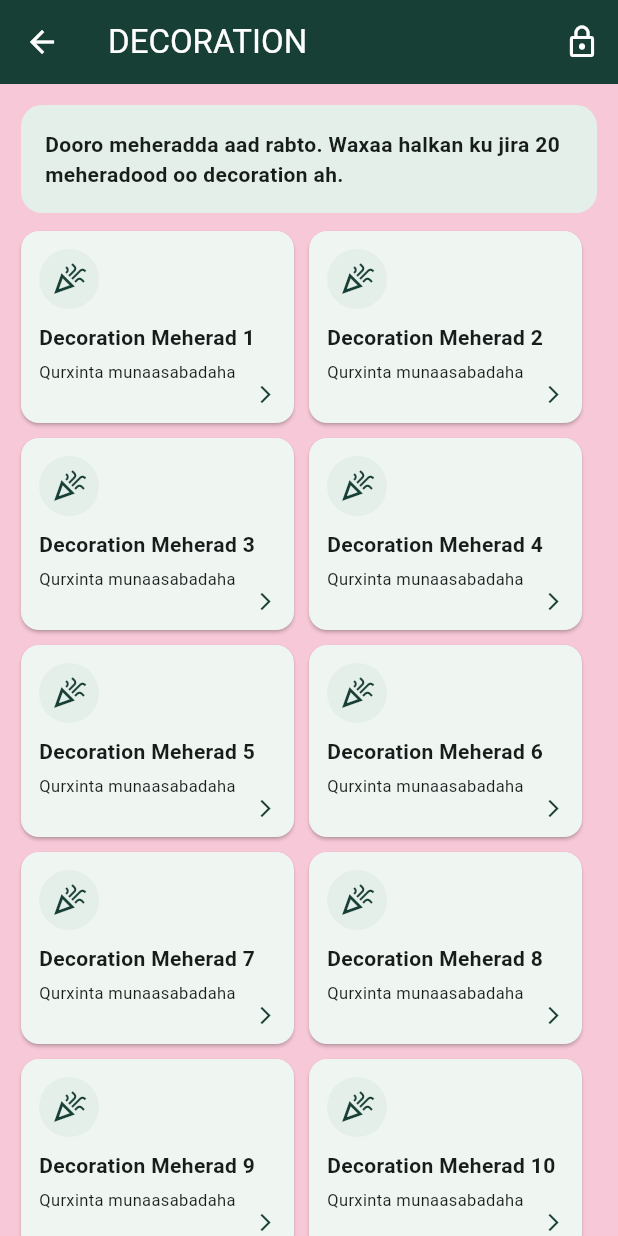
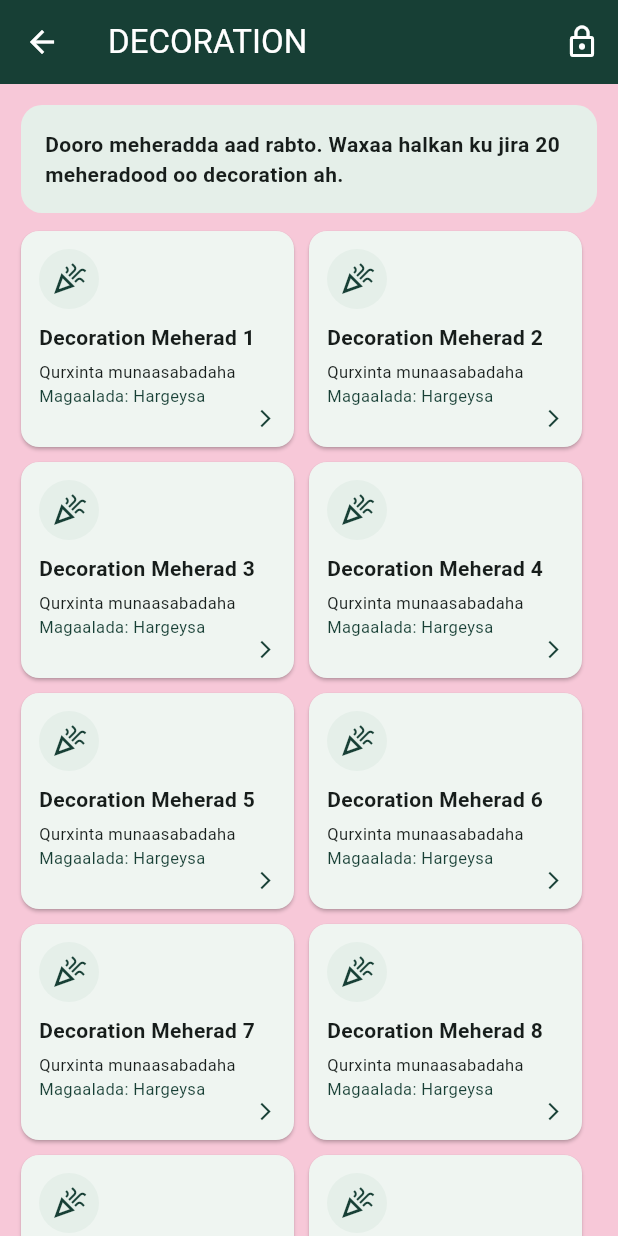
Before and after one commit to hakiemi277-hash/Salon-Booking, a Flutter app: the HomePage screen opened directly, after a tap on "SALON", after a tap on "CAKES", after a tap on "DECORATION", on a phone screen of 412 x 824 dp. Run offline on Flutter 3.47's test engine with Material 3 defaults, Android fonts, the phone set to English and light mode, and no system bars; our stand-ins replace shared_preferences; accounts and stored records are empty; network calls fail.

Commit message:
Add city selection and city-based merchant filtering

```diff
--- a/lib/main.dart
+++ b/lib/main.dart
@@ -305,6 +305,9 @@ class HomePage extends StatefulWidget {
 }
 class _HomePageState extends State<HomePage> {
   bool admin = false;
+  String selectedCity = 'Hargeysa';
+  static const List<String> activeCities = ['Hargeysa', 'Burco'];
+  static const List<String> upcomingCities = ['Boorama', 'Berbera', 'Ceerigaabo', 'Gebiley'];
 
   String? adminToken;
   List<Map<String,dynamic>> featured=[];
@@ -314,7 +317,7 @@ class _HomePageState extends State<HomePage> {
   Timer? featuredTimer;
   @override
   void initState(){
-    super.initState(); loadFeatured();
+    super.initState(); loadFeatured(); loadSelectedCity();
     featuredTimer=Timer.periodic(const Duration(seconds:3),(_){
       if(!mounted||featured.length<2||!featuredController.hasClients)return;
       featuredPage=(featuredPage+1)%featured.length;
@@ -323,6 +326,11 @@ class _HomePageState extends State<HomePage> {
   }
   @override
   void dispose(){featuredTimer?.cancel();featuredController.dispose();super.dispose();}
+  Future<void> loadSelectedCity() async {final p=await SharedPreferences.getInstance();final saved=p.getString('selected_city');if(mounted&&activeCities.contains(saved))setState(()=>selectedCity=saved!);}
+  Future<void> chooseCity() async {
+    final value=await showDialog<String>(context:context,builder:(ctx)=>AlertDialog(title:const Text('Dooro magaaladaada'),content:Column(mainAxisSize:MainAxisSize.min,children:[const Text('Magaalooyinka shaqaynaya'),...activeCities.map((city)=>ListTile(leading:const Icon(Icons.location_city,color:green),title:Text(city),onTap:()=>Navigator.pop(ctx,city))),const Divider(),const Text('Weli lama diiwaangelin'),...upcomingCities.map((city)=>ListTile(enabled:false,leading:const Icon(Icons.lock_outline),title:Text(city),subtitle:const Text('Dib ayaa loogu dari doonaa')))])));
+    if(value==null)return;final p=await SharedPreferences.getInstance();await p.setString('selected_city',value);if(mounted)setState(()=>selectedCity=value);
+  }
   final Map<String,String> categoryImageUrls={};
   final Map<String,String> categoryImageIds={};
   static const String categoryImageMarker='__CATEGORY_IMAGE__';
@@ -493,6 +501,7 @@ class _HomePageState extends State<HomePage> {
           Text('Quruxdaada, hal meel.', style: TextStyle(color: Colors.white, fontSize: 23, fontWeight: FontWeight.bold)),
           SizedBox(height: 8), Text('Dooro qaybta aad u baahan tahay.', style: TextStyle(color: Colors.white))])),
       const SizedBox(height: 16),
+      Card(child:ListTile(leading:const Icon(Icons.location_on,color:green),title:const Text('Magaaladaada'),subtitle:Text(selectedCity,style:const TextStyle(fontWeight:FontWeight.bold,color:green)),trailing:const Icon(Icons.keyboard_arrow_down),onTap:chooseCity)),
       featuredSection(),
       const SizedBox(height: 12),
       GridView.count(
@@ -510,7 +519,9 @@ class _HomePageState extends State<HomePage> {
         const Text('BALLAN QABSO — SALON', style: TextStyle(fontSize: 20, fontWeight: FontWeight.bold, color: green)),
         const SizedBox(height: 6), const Text('SALON-LADA', style: TextStyle(fontSize: 17, fontWeight: FontWeight.bold)),
         const SizedBox(height: 8), OutlinedButton.icon(onPressed:()=>Navigator.push(context,MaterialPageRoute(builder:(_)=>const FullPackagesPage(category:'SALON'))),icon:const Icon(Icons.inventory_2),label:const Text('FULL PACKAGE')),
-        const SizedBox(height: 10), Wrap(spacing: 10, runSpacing: 10, children: List.generate(salons.length, (i) => SizedBox(width: (MediaQuery.of(context).size.width - 48) / 2, child: salonCard(i)))),
+        const SizedBox(height: 10),
+        if(salons.where((s)=>s.location.trim().toLowerCase()==selectedCity.toLowerCase()).isEmpty) Padding(padding:const EdgeInsets.all(18),child:Text('Magaalada $selectedCity weli lagama diiwaangelin meherado salon ah.',textAlign:TextAlign.center))
+        else Wrap(spacing:10,runSpacing:10,children:salons.asMap().entries.where((e)=>e.value.location.trim().toLowerCase()==selectedCity.toLowerCase()).map((e)=>SizedBox(width:(MediaQuery.of(context).size.width-48)/2,child:salonCard(e.key))).toList()),
       ],
       if (selectedSection == 1) ...[
         const SizedBox(height: 20),
@@ -533,7 +544,7 @@ class _HomePageState extends State<HomePage> {
         const SizedBox(height: 8),
         OutlinedButton.icon(onPressed:()=>Navigator.push(context,MaterialPageRoute(builder:(_)=>const FullPackagesPage(category:'KIRAYSO'))),icon:const Icon(Icons.inventory_2),label:const Text('FULL PACKAGE')),
         actionCard('SAD RENTAL, TAASH, TOOBKA MEHERKA, SUBEECIYAD', 'KIRAYSO', Icons.checkroom,
-          () => Navigator.push(context, MaterialPageRoute(builder: (_) => const RentalPage()))),
+          () => Navigator.push(context, MaterialPageRoute(builder: (_) => RentalPage(city:selectedCity)))),
       ],
       if (admin) const Padding(padding: EdgeInsets.only(top: 15), child: Text('ADMIN DEMO: isbeddelladani qalabka oo keliya ayay ku jiraan; database/server wali lama xirin.', style: TextStyle(color: Colors.deepOrange, fontSize: 12))),
     ]));
@@ -542,7 +553,7 @@ class _HomePageState extends State<HomePage> {
     return InkWell(
       onTap: () {
         if (index == 2) {
-          Navigator.push(context, MaterialPageRoute(builder: (_) => const ProviderDirectoryPage(title: 'DECORATION', isCake: false)));
+          Navigator.push(context, MaterialPageRoute(builder: (_) => const ProviderDirectoryPage(title: 'DECORATION', isCake: false, city:selectedCity)));
           return;
         }
         setState(() => selectedSection = selectedSection == index ? -1 : index);
@@ -622,7 +633,7 @@ class _HomePageState extends State<HomePage> {
     clipBehavior: Clip.antiAlias,
     child: InkWell(
       onTap: () => Navigator.push(context, MaterialPageRoute(
-        builder: (_) => ProviderDirectoryPage(title: title, isCake: isCake))),
+        builder: (_) => ProviderDirectoryPage(title: title, isCake: isCake, city:selectedCity))),
       child: Padding(padding: const EdgeInsets.all(16), child: Row(children: [
         Container(width: 58, height: 58, decoration: BoxDecoration(color: pink, borderRadius: BorderRadius.circular(14)),
           child: Icon(icon, color: green, size: 32)),
@@ -643,15 +654,17 @@ class _HomePageState extends State<HomePage> {
 }
 
 class ProviderDirectoryPage extends StatefulWidget {
-  const ProviderDirectoryPage({super.key, required this.title, required this.isCake});
+  const ProviderDirectoryPage({super.key, required this.title, required this.isCake, required this.city});
   final String title;
   final bool isCake;
+  final String city;
   @override
   State<ProviderDirectoryPage> createState() => _ProviderDirectoryPageState();
 }
 class _ProviderDirectoryPageState extends State<ProviderDirectoryPage> {
   bool adminMode = false;
   Map<String, String> numbers = {};
+  Map<String, String> providerCities = {};
   List<String> get providers => List<String>.generate(20, (i) =>
     widget.isCake ? 'Cake Meherad ' + (i + 1).toString() : 'Decoration Meherad ' + (i + 1).toString());
   String get storageKey => widget.isCake ? 'cake_provider_whatsapp' : 'decoration_provider_whatsapp';
@@ -659,11 +672,19 @@ class _ProviderDirectoryPageState extends State<ProviderDirectoryPage> {
   void initState() { super.initState(); _loadNumbers(); }
   Future<void> _loadNumbers() async {
     final p = await SharedPreferences.getInstance();
+    final cityRaw=p.getString(storageKey+'_cities');
+    if(cityRaw!=null){final d=jsonDecode(cityRaw) as Map<String,dynamic>;providerCities=d.map((k,v)=>MapEntry(k,v.toString()));}
+    for(final provider in providers){providerCities.putIfAbsent(provider,()=> 'Hargeysa');}
     final raw = p.getString(storageKey);
     if (raw != null) {
       final decoded = jsonDecode(raw) as Map<String, dynamic>;
       if (mounted) setState(() => numbers = decoded.map((k,v) => MapEntry(k, v.toString())));
     }
+    if(mounted)setState((){});
+  }
+  Future<void> _editCity(String provider) async {
+    final value=await showDialog<String>(context:context,builder:(ctx)=>AlertDialog(title:Text('Magaalada $provider'),content:DropdownButtonFormField<String>(value:providerCities[provider]??'Hargeysa',items:const [DropdownMenuItem(value:'Hargeysa',child:Text('Hargeysa')),DropdownMenuItem(value:'Burco',child:Text('Burco'))],onChanged:(v)=>Navigator.pop(ctx,v))));
+    if(value==null)return;providerCities[provider]=value;final p=await SharedPreferences.getInstance();await p.setString(storageKey+'_cities',jsonEncode(providerCities));if(mounted)setState((){});
   }
   Future<void> _editNumber(String provider) async {
     final c = TextEditingController(text: numbers[provider] ?? '');
@@ -690,8 +711,8 @@ class _ProviderDirectoryPageState extends State<ProviderDirectoryPage> {
           (widget.isCake ? 'cakes' : 'decoration') + ' ah.', style: const TextStyle(fontWeight: FontWeight.w600))),
       if (adminMode) const Padding(padding: EdgeInsets.only(top: 8), child: Text('ADMIN DEMO: lambarrada halkan lagu kaydiyo waxay ku jiraan telefoonkan oo keliya.', style: TextStyle(color: Colors.deepOrange, fontSize: 12))),
       const SizedBox(height: 12),
-      Wrap(spacing: 10, runSpacing: 10, children: List.generate(providers.length, (i) {
-        final provider = providers[i];
+      if(providers.where((p)=>providerCities[p]==widget.city).isEmpty) Padding(padding:const EdgeInsets.all(18),child:Text('Magaalada ${widget.city} weli lagama diiwaangelin meherado ${widget.title.toLowerCase()} ah.',textAlign:TextAlign.center)),
+      Wrap(spacing: 10, runSpacing: 10, children: providers.where((p)=>providerCities[p]==widget.city).map((provider) {
         return SizedBox(width: (MediaQuery.of(context).size.width - 48) / 2, child: Card(
           margin: EdgeInsets.zero,
           child: InkWell(
@@ -706,13 +727,12 @@ class _ProviderDirectoryPageState extends State<ProviderDirectoryPage> {
               Text(provider, style: const TextStyle(fontWeight: FontWeight.bold)),
               const SizedBox(height: 5),
               Text(widget.isCake ? 'Cake design iyo dalabyo' : 'Qurxinta munaasabadaha', maxLines: 2, overflow: TextOverflow.ellipsis, style: const TextStyle(fontSize: 11)),
-              Align(alignment: Alignment.centerRight, child: adminMode
-                ? IconButton(padding: EdgeInsets.zero, constraints: const BoxConstraints(), icon: const Icon(Icons.phone, size: 18), onPressed: () => _editNumber(provider))
-                : const Icon(Icons.arrow_forward_ios, size: 14, color: green)),
+              Text('Magaalada: ${providerCities[provider]??'Hargeysa'}',style:const TextStyle(fontSize:11,color:green)),
+              if(adminMode)Wrap(children:[TextButton(onPressed:()=>_editCity(provider),child:const Text('Magaalo')),TextButton(onPressed:()=>_editNumber(provider),child:const Text('Telefoon'))]) else const Align(alignment:Alignment.centerRight,child:Icon(Icons.arrow_forward_ios,size:14,color:green)),
             ])),
           ),
         ));
-      })),
+      }).toList()),
     ]),
   );
 }
@@ -1479,11 +1499,13 @@ class _FullPackagesPageState extends State<FullPackagesPage> {
 
 
 class RentalPage extends StatelessWidget {
-  const RentalPage({super.key});
+  const RentalPage({super.key, required this.city});
+  final String city;
   @override
   Widget build(BuildContext context) => Scaffold(
     appBar: AppBar(title: const Text('KIRAYSO'), backgroundColor: green, foregroundColor: Colors.white),
     body: ListView(padding: const EdgeInsets.all(18), children: [
+      Text('Magaalada: $city',style:const TextStyle(color:green,fontWeight:FontWeight.bold)),
       const Text('Qaybta kiraynta', style: TextStyle(fontSize: 21, fontWeight: FontWeight.bold, color: green)),
       const SizedBox(height: 6),
       const Text('Dooro qaybta aad rabto, kadib buuxi codsiga kiraysiga.'),
```
